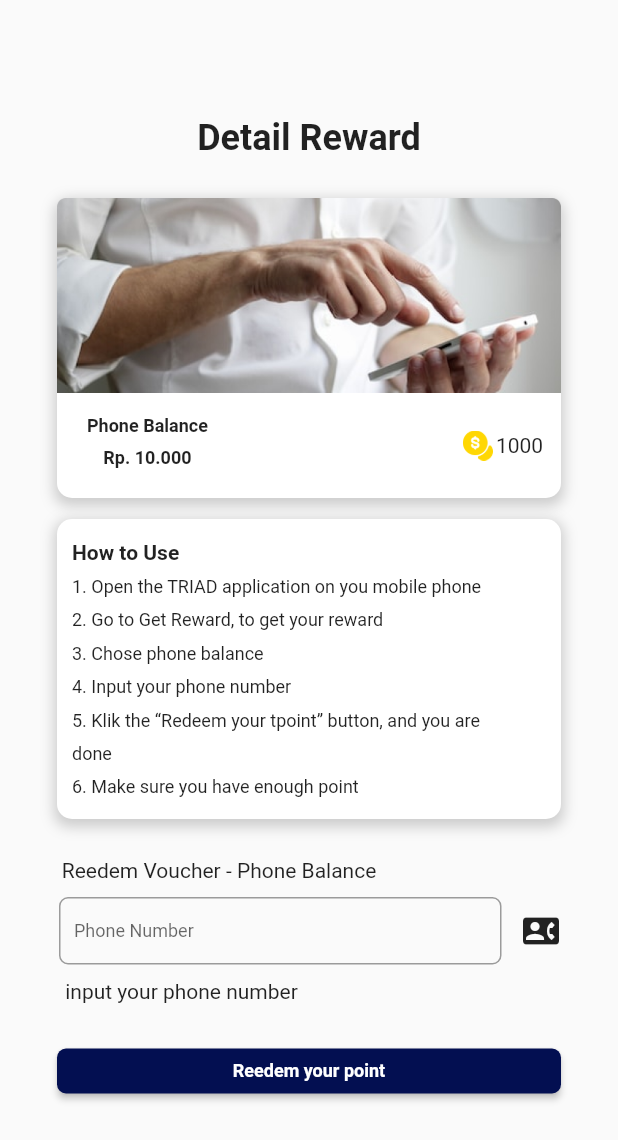
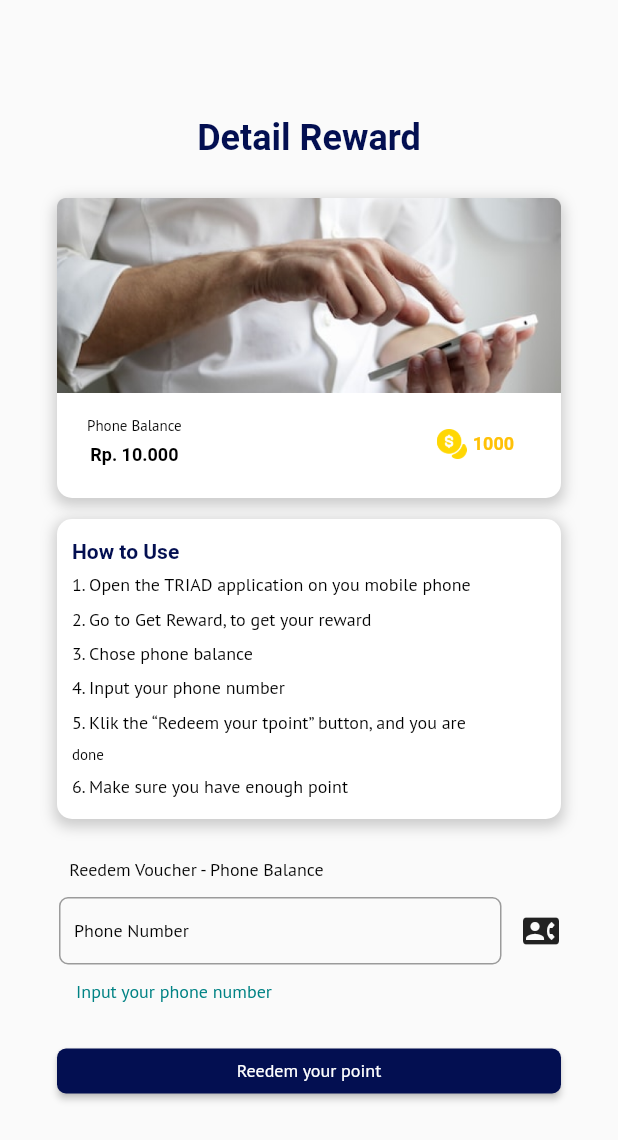
Before and after one commit to Kelompok-14-Loyalty-Point-Agent/Flutter, a Flutter app: the screen it shows after launch, after a tap on "Phone Balance", on a phone screen of 412 x 824 dp. Shown: the top 1140 px of the screen. Run offline on Flutter 3.47's test engine with Material 2 defaults, Android fonts, the phone set to English and light mode, and no system bars; our stand-ins replace dots_indicator, flutter_otp_text_field, google_fonts.

Commit message:
memperbarui get-reward

```diff
--- a/lib/constant/textstyle_constant.dart
+++ b/lib/constant/textstyle_constant.dart
@@ -49,39 +49,39 @@ class TextStyleConst {
     color: Colors.black,
   );
 
-  TextStyle heading1WithColor(Color color) {
+  static TextStyle heading1WithColor(Color color) {
     return heading1.copyWith(color: color);
   }
 
-  TextStyle heading2WithColor(Color color) {
+  static TextStyle heading2WithColor(Color color) {
     return heading2.copyWith(color: color);
   }
 
-  TextStyle heading3WithColor(Color color) {
+  static TextStyle heading3WithColor(Color color) {
     return heading3.copyWith(color: color);
   }
 
-  TextStyle heading4WithColor(Color color) {
+  static TextStyle heading4WithColor(Color color) {
     return heading4.copyWith(color: color);
   }
 
-  TextStyle heading5WithColor(Color color) {
+  static TextStyle heading5WithColor(Color color) {
     return heading5.copyWith(color: color);
   }
 
-  TextStyle description1WithColor(Color color) {
+  static TextStyle description1WithColor(Color color) {
     return description1.copyWith(color: color);
   }
 
-  TextStyle description2WithColor(Color color) {
+  static TextStyle description2WithColor(Color color) {
     return description2.copyWith(color: color);
   }
 
-  TextStyle description3WithColor(Color color) {
+  static TextStyle description3WithColor(Color color) {
     return description3.copyWith(color: color);
   }
 
-  TextStyle description4WithColor(Color color) {
+  static TextStyle description4WithColor(Color color) {
     return description4.copyWith(color: color);
   }
 }
--- a/lib/ui/get_reward/detail_reward_screen.dart
+++ b/lib/ui/get_reward/detail_reward_screen.dart
@@ -1,3 +1,4 @@
+import 'package:capstone_14/constant/textstyle_constant.dart';
 import 'package:capstone_14/widgets/article_box_custom.dart';
 import 'package:capstone_14/widgets/button_custome_widget.dart';
 import 'package:flutter/material.dart';
@@ -35,19 +36,14 @@ class _DetailRewardScreenState extends State<DetailRewardScreen> {
   @override
   Widget build(BuildContext context) {
     return Scaffold(
-      body: Column(
+      body: SingleChildScrollView(
+        child: Column(
           children: [
             Padding(
-            padding: EdgeInsets.only(
+              padding: const EdgeInsets.only(
                 top: 78,
               ),
-            child: Text(
-              'Detail Reward',
-              style: TextStyle(
-                fontSize: 24,
-                fontWeight: FontWeight.w700,
-              ),
-            ),
+              child: Text('Detail Reward', style: TextStyleConst.heading2),
             ),
             Padding(
               padding: const EdgeInsets.only(top: 26),
@@ -72,48 +68,36 @@ class _DetailRewardScreenState extends State<DetailRewardScreen> {
                   ]),
               width: 336,
               height: 200,
-            child: const Padding(
-              padding: EdgeInsets.all(10.0),
+              child: Padding(
+                padding: const EdgeInsets.all(10.0),
                 child: Column(
                   crossAxisAlignment: CrossAxisAlignment.start,
                   mainAxisAlignment: MainAxisAlignment.spaceAround,
                   children: [
-                  Text(
-                    'How to Use',
-                    style: TextStyle(
-                      fontSize: 14,
-                      fontWeight: FontWeight.w700,
-                    ),
-                  ),
+                    Text('How to Use', style: TextStyleConst.heading4),
                     Text(
                       '1. Open the TRIAD application on you mobile phone',
-                    style: TextStyle(fontSize: 12, fontWeight: FontWeight.w400),
+                      style: TextStyleConst.description3,
                     ),
                     Text('2. Go to Get Reward, to get your reward',
-                      style:
-                          TextStyle(fontSize: 12, fontWeight: FontWeight.w400)),
+                        style: TextStyleConst.description3),
                     Text('3. Chose phone balance',
-                      style:
-                          TextStyle(fontSize: 12, fontWeight: FontWeight.w400)),
+                        style: TextStyleConst.description3),
                     Text('4. Input your phone number',
-                      style:
-                          TextStyle(fontSize: 12, fontWeight: FontWeight.w400)),
+                        style: TextStyleConst.description3),
                     Text('5. Klik the “Redeem your tpoint” button, and you are',
-                      style:
-                          TextStyle(fontSize: 12, fontWeight: FontWeight.w400)),
-                  Text('done',
-                      style:
-                          TextStyle(fontSize: 12, fontWeight: FontWeight.w400)),
+                        style: TextStyleConst.description3),
+                    Text('done', style: TextStyleConst.description4),
                     Text('6. Make sure you have enough point',
-                      style:
-                          TextStyle(fontSize: 12, fontWeight: FontWeight.w400)),
+                        style: TextStyleConst.description3),
                   ],
                 ),
               ),
             ),
-          const Padding(
-            padding: EdgeInsets.only(top: 26, bottom: 10, right: 120),
-            child: Text('Reedem Voucher - Phone Balance'),
+            Padding(
+              padding: const EdgeInsets.only(top: 26, bottom: 10, right: 150),
+              child: Text('Reedem Voucher - Phone Balance',
+                  style: TextStyleConst.description3WithColor(Colors.black)),
             ),
             Row(
               mainAxisAlignment: MainAxisAlignment.spaceEvenly,
@@ -129,17 +113,10 @@ class _DetailRewardScreenState extends State<DetailRewardScreen> {
                         FilteringTextInputFormatter.digitsOnly,
                       ],
                       controller: _phoneNumberController,
-                    style: const TextStyle(
-                      fontSize: 12,
-                      fontWeight: FontWeight.w400,
-                      color: Color(0xFF1d1d1d),
-                    ),
+                      style: TextStyleConst.description3,
                       decoration: InputDecoration(
                         hintText: "Phone Number",
-                      hintStyle: const TextStyle(
-                        fontSize: 12,
-                        fontWeight: FontWeight.w400,
-                      ),
+                        hintStyle: TextStyleConst.description3,
                         floatingLabelBehavior: FloatingLabelBehavior.always,
                         border: OutlineInputBorder(
                           borderRadius: BorderRadius.circular(6),
@@ -158,19 +135,23 @@ class _DetailRewardScreenState extends State<DetailRewardScreen> {
                 )
               ],
             ),
-          const Padding(
-            padding: EdgeInsets.only(top: 10, bottom: 30, right: 170),
-            child: Text('input your phone number'),
+            Padding(
+              padding: const EdgeInsets.only(top: 10, bottom: 30, right: 180),
+              child: Text(
+                'Input your phone number',
+                style: TextStyleConst.description3WithColor(
+                    const Color(0XFF008284)),
+              ),
             ),
             ButtonCustome(
               onPressed: () {},
               title: 'Reedem your point',
               backgroundColour: const Color(0xff030F51),
               width: 336,
-            style: const TextStyle(
-                fontSize: 12, fontWeight: FontWeight.bold, color: Colors.white),
+              style: TextStyleConst.description3WithColor(Colors.white),
             ),
           ],
+        ),
       ),
     );
   }
--- a/lib/ui/get_reward/get_reward_screen.dart
+++ b/lib/ui/get_reward/get_reward_screen.dart
@@ -29,11 +29,13 @@ class _GetRewardScreenState extends State<GetRewardScreen> {
               useContainer: true,
             ),
             Padding(
-              padding: EdgeInsets.fromLTRB(32, 14, 0, 0),
+              padding: const EdgeInsets.fromLTRB(32, 14, 0, 0),
               child: Column(
                 crossAxisAlignment: CrossAxisAlignment.start,
                 children: [
-                  Text("Get Reward", style: TextStyleConst.description3),
+                  Text("Get Reward",
+                      style:
+                          TextStyleConst.description3WithColor(Colors.black)),
                 ],
               ),
             ),
@@ -47,9 +49,9 @@ class _GetRewardScreenState extends State<GetRewardScreen> {
                 ),
                 height: 80,
                 width: double.infinity,
-                child: const Row(
+                child: Row(
                   children: [
-                    Padding(
+                    const Padding(
                       padding: EdgeInsets.only(left: 20),
                       child: CircleAvatar(
                         radius: 25,
@@ -64,24 +66,23 @@ class _GetRewardScreenState extends State<GetRewardScreen> {
                       ),
                     ),
                     Padding(
-                      padding: EdgeInsets.only(left: 13, top: 13),
+                      padding: const EdgeInsets.only(left: 13, top: 13),
                       child: Column(
                         crossAxisAlignment: CrossAxisAlignment.start,
                         children: [
-                          Text(
-                            'Your tPoint',
-                            style: TextStyle(fontSize: 14, color: Colors.white),
-                          ),
-                          SizedBox(height: 5),
+                          Text('Your tPoint',
+                              style: TextStyleConst.description2WithColor(
+                                  Colors.white)),
+                          const SizedBox(height: 5),
                           Text(
                             '1030',
-                            style: TextStyle(fontSize: 16, color: Colors.white),
+                            style: TextStyleConst.description1WithColor(
+                                Colors.white),
                           ),
-                          SizedBox(height: 8),
-                          Text(
-                            'Redeem your point before December 31, 2023',
-                            style: TextStyle(fontSize: 8, color: Colors.white),
-                          ),
+                          const SizedBox(height: 5),
+                          Text('Redeem your point before December 31, 2023',
+                              style: TextStyleConst.description4WithColor(
+                                  Colors.white)),
                         ],
                       ),
                     ),
@@ -89,15 +90,10 @@ class _GetRewardScreenState extends State<GetRewardScreen> {
                 ),
               ),
             ),
-            const Padding(
+            Padding(
               padding: EdgeInsets.only(top: 24, left: 27),
-              child: Text(
-                'Redeem your point',
-                style: TextStyle(
-                    fontSize: 20,
-                    fontWeight: FontWeight.w700,
-                    color: Colors.black),
-              ),
+              child: Text('Redeem your tPoint',
+                  style: TextStyleConst.heading3WithColor(Colors.black)),
             ),
             Expanded(
               child: Padding(
@@ -114,10 +110,11 @@ class _GetRewardScreenState extends State<GetRewardScreen> {
                         );
                       },
                       child: ArticleBox(
-                          images: 'images',
-                          description: 'description',
-                          title: 'title',
-                          price: 'price'),
+                        images: 'images',
+                        description: 'description',
+                        title: 'title',
+                        price: 'price',
+                      ),
                     ),
                     const SizedBox(height: 20),
                     GestureDetector(
--- a/lib/widgets/article_box_custom.dart
+++ b/lib/widgets/article_box_custom.dart
@@ -1,4 +1,6 @@
 import 'package:flutter/material.dart';
+
+import '../constant/textstyle_constant.dart';
 
 class ArticleBox extends StatelessWidget {
   final String images;
@@ -43,25 +45,19 @@ class ArticleBox extends StatelessWidget {
               const SizedBox(height: 10),
               Row(
                 children: [
-                  const Padding(
-                    padding: EdgeInsets.only(left: 20, top: 5),
+                  Padding(
+                    padding: const EdgeInsets.only(left: 20, top: 5),
                     child: Column(
                       children: [
                         Text(
                           'Phone Balance',
-                          style: TextStyle(
-                            fontSize: 12,
-                            fontWeight: FontWeight.bold,
-                          ),
+                          style: TextStyleConst.description4WithColor(
+                              Colors.black),
                         ),
-                        SizedBox(height: 7),
-                        Text(
-                          'Rp. 10.000',
-                          style: TextStyle(
-                            fontSize: 12,
-                            fontWeight: FontWeight.bold,
-                          ),
-                        ),
+                        const SizedBox(height: 6),
+                        Text('Rp. 10.000',
+                            style:
+                                TextStyleConst.heading5WithColor(Colors.black)),
                       ],
                     ),
                   ),
@@ -73,9 +69,11 @@ class ArticleBox extends StatelessWidget {
                       height: 20,
                     ),
                   ),
-                  const Padding(
-                    padding: EdgeInsets.only(top: 10, left: 2),
-                    child: Text('1000'),
+                  Padding(
+                    padding: EdgeInsets.only(top: 10, left: 4),
+                    child: Text('1000',
+                        style: TextStyleConst.heading5WithColor(
+                            Color(0xffFFC107))),
                   )
                 ],
               ),
```
Lines whose indentation alone changed are shown as unchanged.
